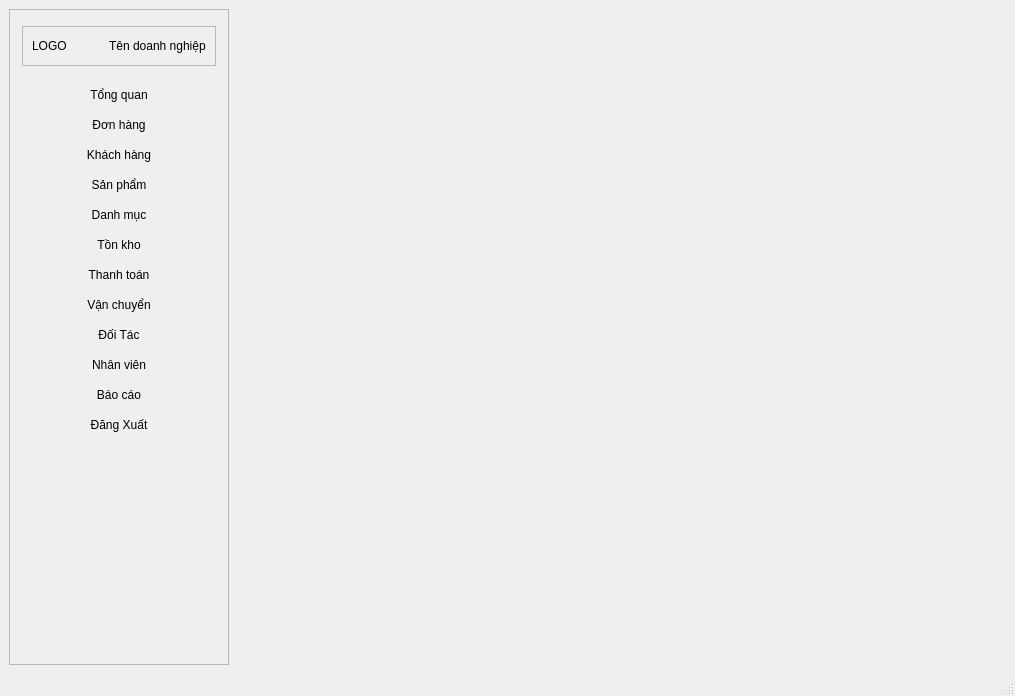
thinh-doan/sales-and-warehouse-management-system, file ui/main_window.ui: the form before one commit.
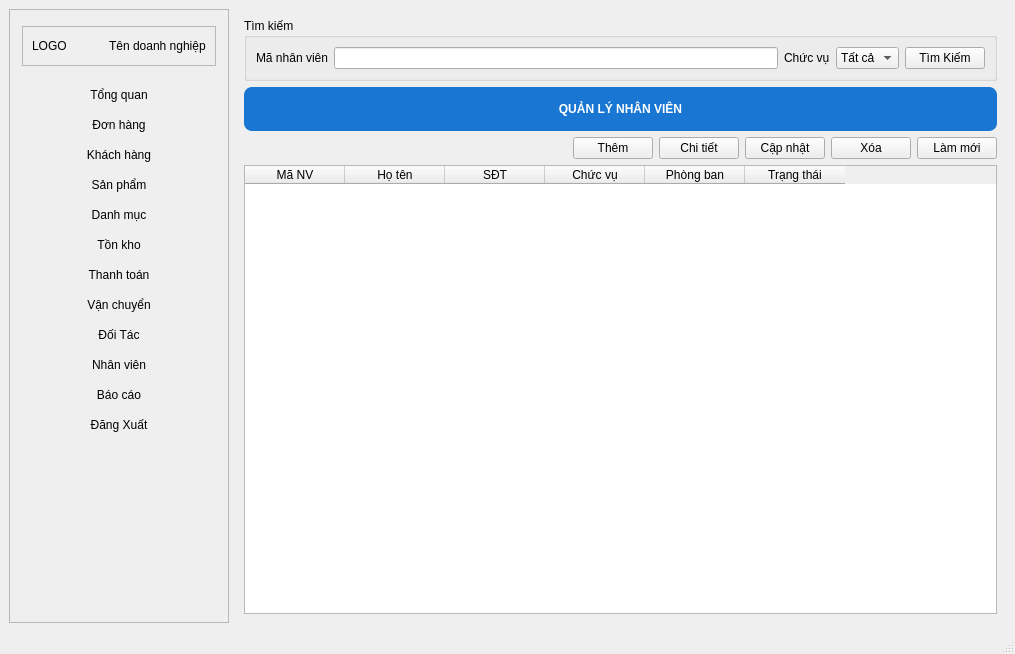
The form after the commit. The open tabs and pages were chosen to show the change.

Diff of the .ui file:
```diff
--- a/ui/main_window.ui
+++ b/ui/main_window.ui
@@ -7,7 +7,7 @@
     <x>0</x>
     <y>0</y>
     <width>1015</width>
-    <height>696</height>
+    <height>654</height>
    </rect>
   </property>
   <property name="windowTitle">
@@ -1068,7 +1068,7 @@
        </layout>
       </widget>
       <widget class="QWidget" name="pageThanhToan">
-       <layout class="QVBoxLayout" name="verticalLayout_7">
+       <layout class="QVBoxLayout" name="verticalLayout_3">
         <item>
          <layout class="QHBoxLayout" name="searchLayout">
           <item>
@@ -1533,7 +1533,161 @@
         </item>
        </layout>
       </widget>
-      <widget class="QWidget" name="pageBaoCao"/>
+      <widget class="QWidget" name="pageBaoCao">
+       <layout class="QVBoxLayout" name="verticalLayout_7">
+        <item>
+         <widget class="QGroupBox" name="grpSearch_3">
+          <property name="title">
+           <string>Tìm kiếm</string>
+          </property>
+          <layout class="QGridLayout" name="gridLayout_2">
+           <item row="0" column="3">
+            <widget class="QComboBox" name="cbPosition">
+             <item>
+              <property name="text">
+               <string>Tất cả</string>
+              </property>
+             </item>
+            </widget>
+           </item>
+           <item row="0" column="0">
+            <widget class="QLabel" name="lblEmployeeID">
+             <property name="text">
+              <string>Mã nhân viên</string>
+             </property>
+            </widget>
+           </item>
+           <item row="0" column="1">
+            <widget class="QLineEdit" name="txtEmployeeID"/>
+           </item>
+           <item row="0" column="2">
+            <widget class="QLabel" name="lblPosition">
+             <property name="text">
+              <string>Chức vụ</string>
+             </property>
+            </widget>
+           </item>
+           <item row="0" column="4">
+            <widget class="QPushButton" name="pushButton_5">
+             <property name="text">
+              <string>Tìm Kiếm</string>
+             </property>
+            </widget>
+           </item>
+          </layout>
+         </widget>
+        </item>
+        <item>
+         <widget class="QLabel" name="lblTitle_9">
+          <property name="styleSheet">
+           <string>
+font: 18pt &quot;Arial&quot;;
+font-weight:bold;
+color:white;
+background:#1976D2;
+padding:15px;
+border-radius:8px;
+       </string>
+          </property>
+          <property name="text">
+           <string>QUẢN LÝ NHÂN VIÊN</string>
+          </property>
+          <property name="alignment">
+           <set>Qt::AlignCenter</set>
+          </property>
+         </widget>
+        </item>
+        <item>
+         <layout class="QHBoxLayout" name="toolbarLayout_3">
+          <item>
+           <spacer name="horizontalSpacer_2">
+            <property name="orientation">
+             <enum>Qt::Horizontal</enum>
+            </property>
+            <property name="sizeHint" stdset="0">
+             <size>
+              <width>40</width>
+              <height>20</height>
+             </size>
+            </property>
+           </spacer>
+          </item>
+          <item>
+           <widget class="QPushButton" name="btnAdd_2">
+            <property name="text">
+             <string>Thêm</string>
+            </property>
+           </widget>
+          </item>
+          <item>
+           <widget class="QPushButton" name="btnViewDetail_3">
+            <property name="text">
+             <string>Chi tiết</string>
+            </property>
+           </widget>
+          </item>
+          <item>
+           <widget class="QPushButton" name="btnEdit_2">
+            <property name="text">
+             <string>Cập nhật</string>
+            </property>
+           </widget>
+          </item>
+          <item>
+           <widget class="QPushButton" name="btnDelete_2">
+            <property name="text">
+             <string>Xóa</string>
+            </property>
+           </widget>
+          </item>
+          <item>
+           <widget class="QPushButton" name="btnRefresh_3">
+            <property name="text">
+             <string>Làm mới</string>
+            </property>
+           </widget>
+          </item>
+         </layout>
+        </item>
+        <item>
+         <widget class="QTableWidget" name="tblEmployee">
+          <property name="columnCount">
+           <number>6</number>
+          </property>
+          <column>
+           <property name="text">
+            <string>Mã NV</string>
+           </property>
+          </column>
+          <column>
+           <property name="text">
+            <string>Họ tên</string>
+           </property>
+          </column>
+          <column>
+           <property name="text">
+            <string>SĐT</string>
+           </property>
+          </column>
+          <column>
+           <property name="text">
+            <string>Chức vụ</string>
+           </property>
+          </column>
+          <column>
+           <property name="text">
+            <string>Phòng ban</string>
+           </property>
+          </column>
+          <column>
+           <property name="text">
+            <string>Trạng thái</string>
+           </property>
+          </column>
+         </widget>
+        </item>
+       </layout>
+      </widget>
       <widget class="QWidget" name="pageDangXuat"/>
      </widget>
     </item>
```
Left out of the diff: 248 changed lines with no effect on the pictures. Lines whose indentation alone changed are shown as unchanged.
